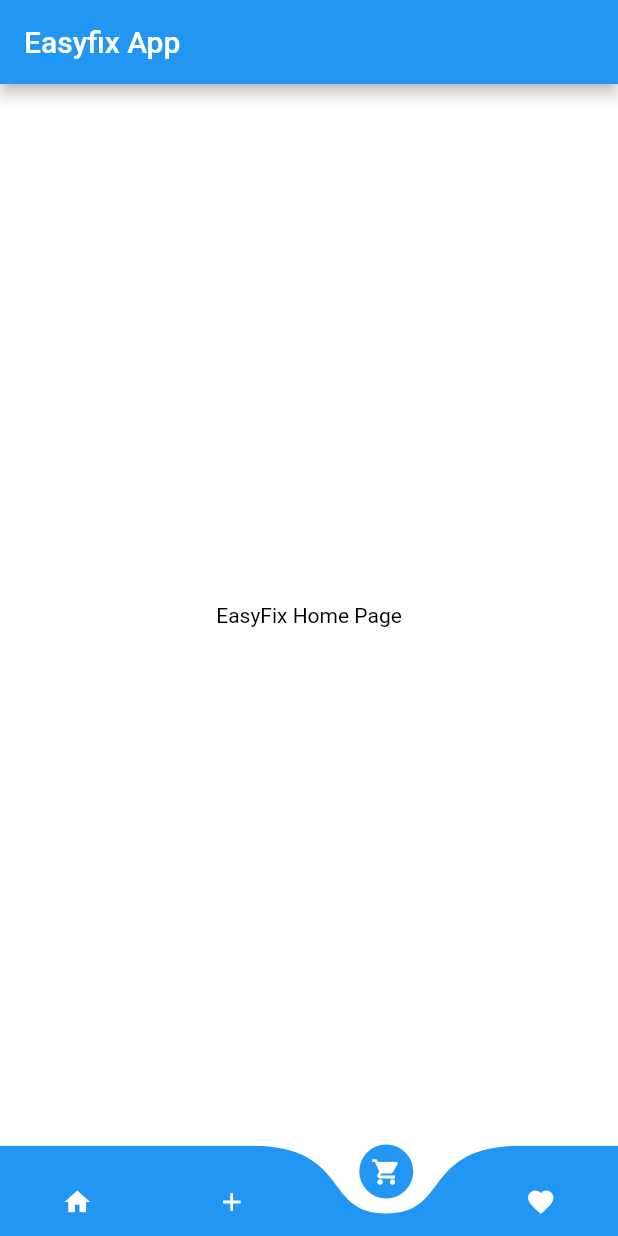
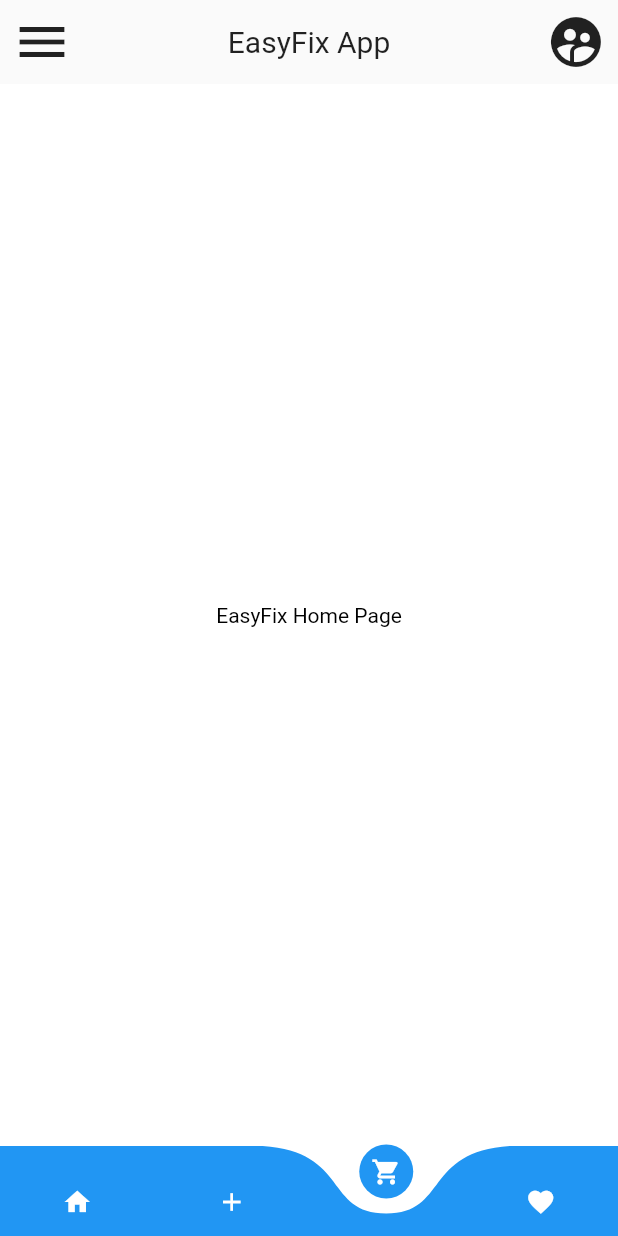
Before and after one commit to ousseynouniang/easyOff, a Flutter app: the screen it shows after launch, on a phone screen of 412 x 824 dp. Run offline on Flutter 3.47's test engine with Material 2 defaults, Android fonts, the phone set to English and light mode, and no system bars; drawn by our look-alikes of curved_navigation_bar.

Commit message:
AppBar Modif

```diff
--- a/lib/pages/home_page.dart
+++ b/lib/pages/home_page.dart
@@ -15,9 +15,32 @@ class _MyHomePageState extends State<MyHomePage> {
   @override
   Widget build(BuildContext context) {
     return Scaffold(
-      appBar: AppBar(
-        title: Text(widget.title),
-      ),
+      appBar: PreferredSize(
+          child: SafeArea(
+            child: Container(
+              child: Padding(
+                padding: const EdgeInsets.all(8.0),
+                child: Row(
+                  mainAxisAlignment: MainAxisAlignment.spaceBetween,
+                  children: <Widget>[
+                    Icon(
+                      Icons.menu,
+                      size: 40.0,
+                    ),
+                    Text(
+                      'EasyFix App',
+                      style: TextStyle(fontSize: 20.0),
+                    ),
+                    Icon(
+                      Icons.supervised_user_circle,
+                      size: 40.0,
+                    )
+                  ],
+                ),
+              ),
+            ),
+          ),
+          preferredSize: Size.fromHeight(100)),
       body: Container(
         color: Colors.white,
         height: MediaQuery.of(context).size.height,
```
